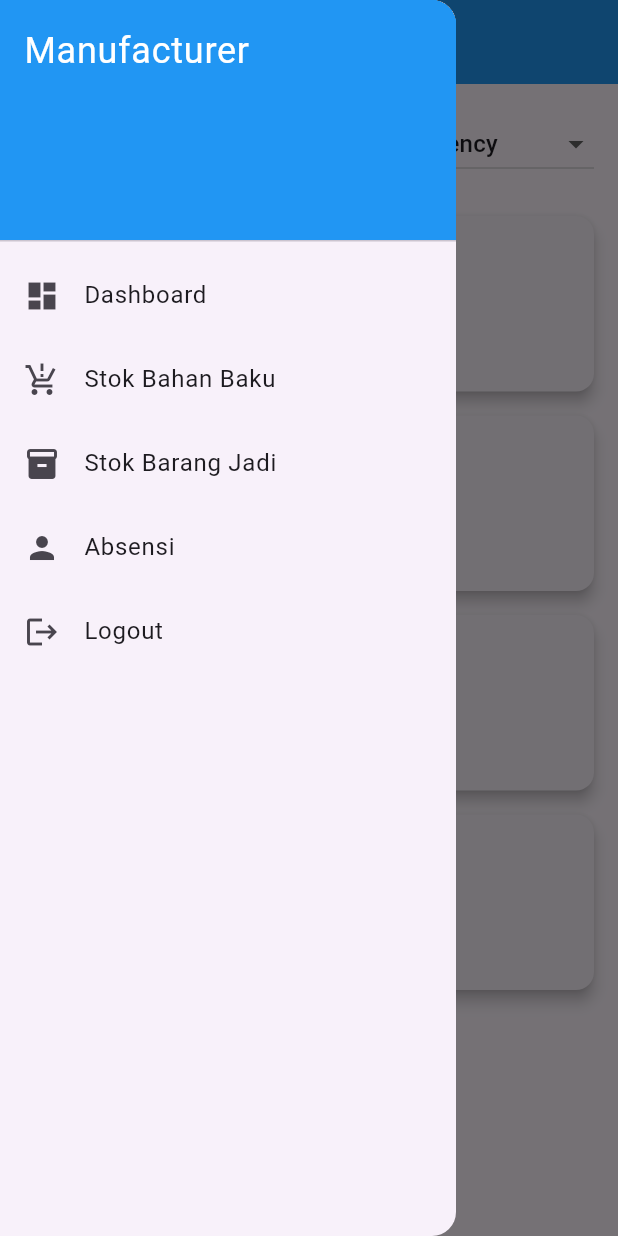
After one commit to RAMZY02/googlecloudgaming, a Flutter app: the FactoryInventory screen opened by its route, with the side drawer open, on a phone screen of 412 x 824 dp. The commit adds this screen. Run offline on Flutter 3.47's test engine with Material 3 defaults, Android fonts, the phone set to English and light mode, and no system bars.

Commit message:
routing, factory ui

```diff
--- /dev/null
+++ b/lib/factory/ui/factory_inventory_screen.dart
@@ -0,0 +1,161 @@
+import 'package:flutter/material.dart';
+import 'package:steppa/factory/ui/widgets/factory_drawer.dart';
+
+class FactoryInventory extends StatefulWidget {
+  const FactoryInventory({Key? key}) : super(key: key);
+
+  @override
+  _FactoryInventoryState createState() => _FactoryInventoryState();
+}
+
+class _FactoryInventoryState extends State<FactoryInventory> {
+  // Dummy data untuk stok barang jadi
+  List<Product> _products = [
+    Product(name: 'Produk A', quantity: 250, urgency: 'Low'),
+    Product(name: 'Produk B', quantity: 50, urgency: 'High'),
+    Product(name: 'Produk C', quantity: 120, urgency: 'Low'),
+    Product(name: 'Produk D', quantity: 30, urgency: 'Medium'),
+  ];
+
+  // Pilihan filter dan sorting
+  String _sortBy = 'Name';
+  String _urgencyFilter = 'All';
+
+  @override
+  Widget build(BuildContext context) {
+    // Sorting dan filtering data
+    List<Product> filteredProducts = _products.where((product) {
+      if (_urgencyFilter == 'All') return true;
+      return product.urgency == _urgencyFilter;
+    }).toList();
+
+    // Sorting produk berdasarkan nama atau urgensi
+    if (_sortBy == 'Name') {
+      filteredProducts.sort((a, b) => a.name.compareTo(b.name));
+    } else if (_sortBy == 'Urgency') {
+      filteredProducts.sort((a, b) => a.urgency.compareTo(b.urgency));
+    }
+
+    return Scaffold(
+      appBar: AppBar(
+        title: const Text('Stok Barang Jadi'),
+        backgroundColor: Colors.blue,
+      ),
+      drawer: const FactoryDrawer(),
+      body: Padding(
+        padding: const EdgeInsets.all(16.0),
+        child: Column(
+          crossAxisAlignment: CrossAxisAlignment.start,
+          children: [
+            Row(
+              mainAxisAlignment: MainAxisAlignment.spaceBetween,
+              children: [
+                // Filter berdasarkan nama atau urgensi
+                DropdownButton<String>(
+                  value: _sortBy,
+                  onChanged: (value) {
+                    setState(() {
+                      _sortBy = value!;
+                    });
+                  },
+                  items: [
+                    DropdownMenuItem(value: 'Name', child: Text('Sort by Name')),
+                    DropdownMenuItem(value: 'Urgency', child: Text('Sort by Urgency')),
+                  ],
+                ),
+                // Filter berdasarkan urgensi
+                DropdownButton<String>(
+                  value: _urgencyFilter,
+                  onChanged: (value) {
+                    setState(() {
+                      _urgencyFilter = value!;
+                    });
+                  },
+                  items: [
+                    DropdownMenuItem(value: 'All', child: Text('All Urgency')),
+                    DropdownMenuItem(value: 'High', child: Text('High Urgency')),
+                    DropdownMenuItem(value: 'Medium', child: Text('Medium Urgency')),
+                    DropdownMenuItem(value: 'Low', child: Text('Low Urgency')),
+                  ],
+                ),
+              ],
+            ),
+            const SizedBox(height: 16),
+            Expanded(
+              child: ListView.builder(
+                itemCount: filteredProducts.length,
+                itemBuilder: (context, index) {
+                  return _buildStockCard(filteredProducts[index]);
+                },
+              ),
+            ),
+          ],
+        ),
+      ),
+    );
+  }
+
+  Widget _buildStockCard(Product product) {
+    Color urgencyColor = Colors.green;
+    if (product.urgency == 'Medium') {
+      urgencyColor = Colors.orange;
+    } else if (product.urgency == 'High') {
+      urgencyColor = Colors.red;
+    }
+
+    return Card(
+      elevation: 4,
+      margin: const EdgeInsets.symmetric(vertical: 8.0),
+      child: Padding(
+        padding: const EdgeInsets.all(16.0),
+        child: Row(
+          mainAxisAlignment: MainAxisAlignment.start,
+          children: [
+            const Icon(Icons.inventory_2, size: 40, color: Colors.blue),
+            const SizedBox(width: 16),
+            Column(
+              crossAxisAlignment: CrossAxisAlignment.start,
+              children: [
+                Text(
+                  product.name,
+                  style: const TextStyle(
+                    fontSize: 18,
+                    fontWeight: FontWeight.bold,
+                  ),
+                ),
+                const SizedBox(height: 8),
+                Text(
+                  '${product.quantity} unit',
+                  style: const TextStyle(
+                    fontSize: 16,
+                    color: Colors.blue,
+                  ),
+                ),
+                const SizedBox(height: 8),
+                Text(
+                  'Urgency: ${product.urgency}',
+                  style: TextStyle(
+                    fontSize: 14,
+                    color: urgencyColor,
+                  ),
+                ),
+              ],
+            ),
+          ],
+        ),
+      ),
+    );
+  }
+}
+
+class Product {
+  final String name;
+  final int quantity;
+  final String urgency;
+
+  Product({
+    required this.name,
+    required this.quantity,
+    required this.urgency,
+  });
+}
--- /dev/null
+++ b/lib/factory/ui/widgets/factory_drawer.dart
@@ -0,0 +1,64 @@
+import 'package:flutter/material.dart';
+
+class FactoryDrawer extends StatelessWidget {
+  const FactoryDrawer({Key? key}) : super(key: key);
+
+  @override
+  Widget build(BuildContext context) {
+    return Drawer(
+      child: ListView(
+        children: [
+          const DrawerHeader(
+            decoration: BoxDecoration(color: Colors.blue),
+            child: Text(
+              'Manufacturer',
+              style: TextStyle(color: Colors.white, fontSize: 24),
+            ),
+          ),
+          ListTile(
+            leading: const Icon(Icons.dashboard),
+            title: const Text('Dashboard'),
+            onTap: () {
+              Navigator.pushReplacementNamed(context, '/factoryDashboard');
+            },
+          ),
+          ListTile(
+            leading: const Icon(Icons.production_quantity_limits),
+            title: const Text('Stok Bahan Baku'),
+            onTap: () {
+              Navigator.pushReplacementNamed(context, '/factoryMaterials');
+            },
+          ),
+          ListTile(
+            leading: const Icon(Icons.inventory),
+            title: const Text('Stok Barang Jadi'),
+            onTap: () {
+              Navigator.pushReplacementNamed(context, '/factoryInventory');
+            },
+          ),
+          ListTile(
+            leading: const Icon(Icons.person),
+            title: const Text('Absensi'),
+            onTap: () {
+              Navigator.pushReplacementNamed(context, '/factoryAttendance');
+            },
+          ),
+          // ListTile(
+          //   leading: const Icon(Icons.settings),
+          //   title: const Text('Settings'),
+          //   onTap: () {
+          //     Navigator.pushReplacementNamed(context, '/settings');
+          //   },
+          // ),
+          ListTile(
+            leading: const Icon(Icons.logout),
+            title: const Text('Logout'),
+            onTap: () {
+              Navigator.pushReplacementNamed(context, '/login');
+            },
+          ),
+        ],
+      ),
+    );
+  }
+}
```
Also changed, not shown: lib/auth/ui/login_screen.dart (added, +132 -0 lines), lib/factory/ui/factory_attendance_screen.dart (added, +82 -0 lines), lib/factory/ui/factory_dashboard_screen.dart (+26 -56 lines), lib/factory/ui/factory_materials_screen.dart (added, +96 -0 lines), lib/main.dart (+13 -1 lines).
